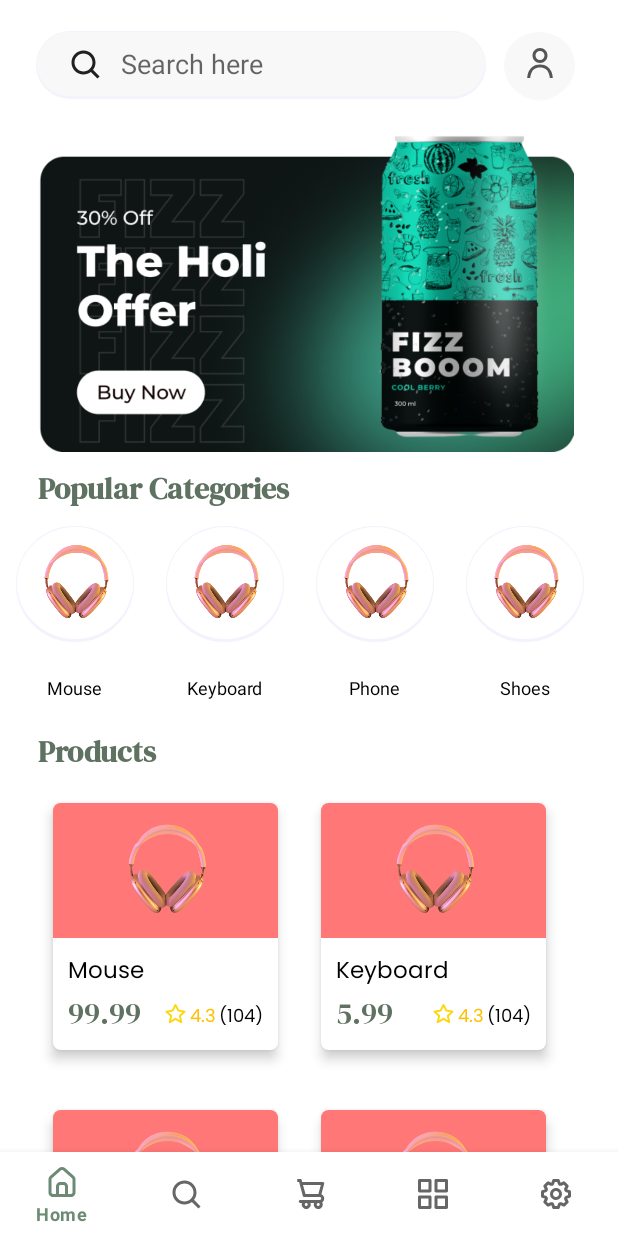
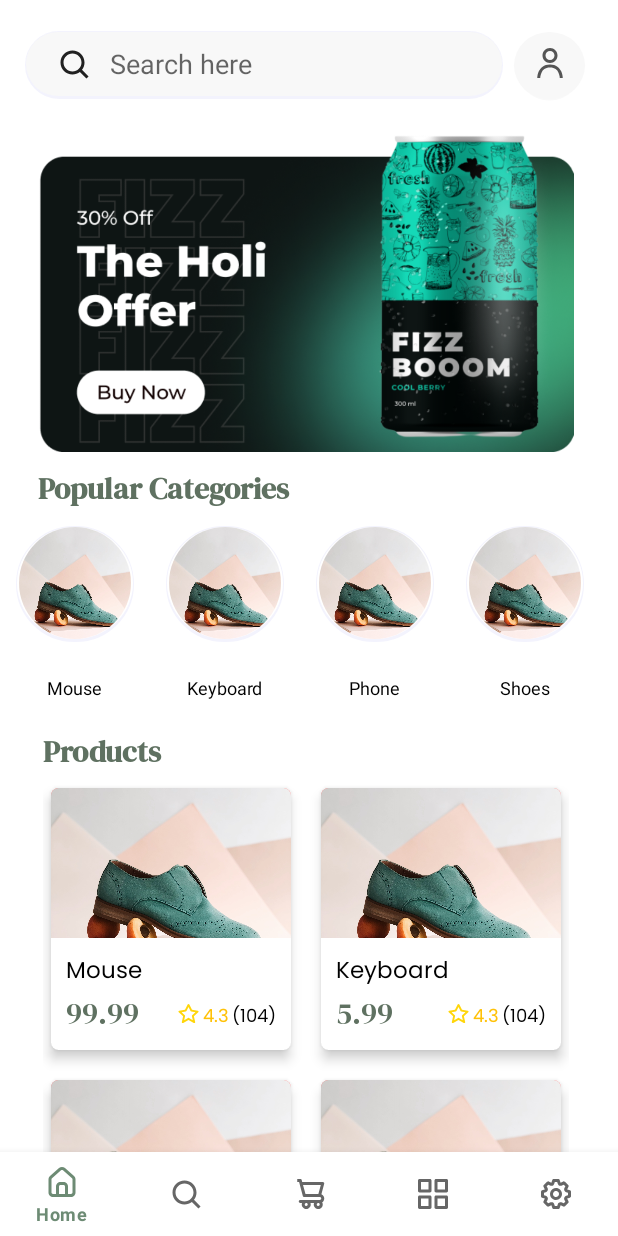
Before and after one commit to SaqibAMA/sail, an Android app: the screen it shows after launch (MainActivity), on a phone screen of 412 x 824 dp. Run offline under Robolectric (Android 15) with nearby library versions, the phone set to English and light mode, and no system bars; our stand-ins replace CircleImageView, navigation-ui.

Commit message:
Changed product and category pictures

```diff
--- a/sail-app/app/src/main/java/com/functrco/sail/screens/main/home/HomeFragment.kt
+++ b/sail-app/app/src/main/java/com/functrco/sail/screens/main/home/HomeFragment.kt
@@ -2,8 +2,10 @@ package com.functrco.sail.screens.main.home
 
 import android.annotation.SuppressLint
 import android.content.Intent
+
 import android.os.Bundle
 import android.util.Log
+import android.util.TypedValue
 import android.view.LayoutInflater
 import android.view.View
 import android.view.ViewGroup
@@ -17,9 +19,10 @@ import com.functrco.sail.R
 import com.functrco.sail.databinding.FragmentHomeBinding
 import com.functrco.sail.screens.main.home.categories.CategoriesAdaptor
 import com.functrco.sail.screens.main.home.categories.CategoriesViewModel
-import com.functrco.sail.screens.main.home.products.GridSpacingItemDecoration
+import com.functrco.sail.screens.main.home.products.GridSpaceItemDecoration
 import com.functrco.sail.screens.main.home.products.ProductsAdaptor
 import com.functrco.sail.screens.main.home.products.ProductsViewModel
+import com.functrco.sail.utils.DisplayUtil
 
 
 class HomeFragment : Fragment() {
@@ -74,14 +77,16 @@ class HomeFragment : Fragment() {
     }
 
 
+
     // bind categories to the recycler view
     private fun setProducts(){
         binding.productsRecyclerView.adapter = productsAdaptor
         binding.productsRecyclerView.layoutManager = GridLayoutManager(this.context, 2)
-        binding.productsRecyclerView.addItemDecoration(GridSpacingItemDecoration(this.requireContext(), R.dimen.grid_item_offset))
+        binding.productsRecyclerView.addItemDecoration(GridSpaceItemDecoration(2, 0F, DisplayUtil.dp2dx(10F, resources)))
 
         productsAdaptor.onItemClick = {
             val redirectToProductPage = Intent(activity, ProductPage::class.java)
+            // TODO: pass product information through intent
             startActivity(redirectToProductPage)
         }
     }
--- a/sail-app/app/src/main/java/com/functrco/sail/screens/main/home/categories/CategoriesAdaptor.kt
+++ b/sail-app/app/src/main/java/com/functrco/sail/screens/main/home/categories/CategoriesAdaptor.kt
@@ -18,7 +18,7 @@ class CategoriesAdaptor() : RecyclerView.Adapter<CategoriesAdaptor.ViewHolder>()
         RecyclerView.ViewHolder(binding.root) {
         fun bind(category: Category) {
             binding.categoryImage.setImageResource(
-                category.imageId ?: R.drawable.img_headphone_product
+                category.imageId ?: R.drawable.default_product_img
             )
             binding.categoryName.text = category.name
         }
--- /dev/null
+++ b/sail-app/app/src/main/java/com/functrco/sail/screens/main/home/products/GridSpaceItemDecoration.kt
@@ -0,0 +1,32 @@
+package com.functrco.sail.screens.main.home.products
+
+import android.graphics.Rect
+import android.view.View
+import androidx.recyclerview.widget.RecyclerView
+
+class GridSpaceItemDecoration(
+    private val spaceCount: Int,
+    private val rowSpace: Float,
+    private val columnSpacing: Float
+) : RecyclerView.ItemDecoration() {
+
+    override fun getItemOffsets(
+        outRect: Rect,
+        view: View,
+        parent: RecyclerView,
+        state: RecyclerView.State
+    ) {
+        val position = parent.getChildAdapterPosition(view) //  obtain view  stay adapter Position in .
+
+        val column = position % spaceCount // view  Column
+        outRect.left = (column * columnSpacing / spaceCount).toInt() // column * ( Column spacing  * (1f /  Number of columns ))
+
+        outRect.right =
+            (columnSpacing - (column + 1) * columnSpacing / spaceCount).toInt() //  Column spacing  - (column + 1) * ( Column spacing  * (1f / Number of columns ))
+
+        //  If position >  Row number , The description is not on the first line , The row height is not specified , The top spacing of other lines is  top=rowSpace
+        if (position >= spaceCount) {
+            outRect.top = rowSpace.toInt() // item top
+        }
+    }
+}
--- a/sail-app/app/src/main/java/com/functrco/sail/screens/main/home/products/GridSpacingItemDecoration.kt
+++ /dev/null
@@ -1,24 +0,0 @@
-package com.functrco.sail.screens.main.home.products
-
-import android.content.Context
-import android.graphics.Rect
-import android.view.View
-import androidx.annotation.DimenRes
-import androidx.recyclerview.widget.RecyclerView
-import androidx.recyclerview.widget.RecyclerView.ItemDecoration
-
-
-class GridSpacingItemDecoration(private val mItemOffset: Int) : ItemDecoration() {
-    constructor(context: Context, @DimenRes itemOffsetId: Int) : this(
-        context.resources.getDimensionPixelSize(itemOffsetId)
-    ) {
-    }
-
-    override fun getItemOffsets(
-        outRect: Rect, view: View, parent: RecyclerView,
-        state: RecyclerView.State
-    ) {
-        super.getItemOffsets(outRect, view, parent, state)
-        outRect[mItemOffset, mItemOffset, mItemOffset] = mItemOffset
-    }
-}
--- a/sail-app/app/src/main/java/com/functrco/sail/screens/main/home/products/ProductsAdaptor.kt
+++ b/sail-app/app/src/main/java/com/functrco/sail/screens/main/home/products/ProductsAdaptor.kt
@@ -14,7 +14,7 @@ class ProductsAdaptor(): RecyclerView.Adapter<ProductsAdaptor.ViewHolder>() {
     inner class ViewHolder(private val binding: ItemProductBinding) : RecyclerView.ViewHolder(binding.root){
         fun bind(product: Product){
             binding.productImage.setImageResource(
-                product.imageId ?: R.drawable.img_headphone_product
+                product.imageId ?: R.drawable.default_product_img
             )
             binding.productName.text = product.name
             binding.productPrice.text = product.price.toString()
--- /dev/null
+++ b/sail-app/app/src/main/java/com/functrco/sail/utils/DisplayUtil.kt
@@ -0,0 +1,16 @@
+package com.functrco.sail.utils
+
+import android.content.res.Resources
+import android.util.TypedValue
+
+object DisplayUtil {
+
+    // convert dp to dx
+    fun dp2dx(dp: Float, resources: Resources): Float {
+        return TypedValue.applyDimension(
+            TypedValue.COMPLEX_UNIT_DIP,
+            dp,
+            resources.displayMetrics
+        )
+    }
+}
--- a/sail-app/app/src/main/res/layout/fragment_home.xml
+++ b/sail-app/app/src/main/res/layout/fragment_home.xml
@@ -14,7 +14,7 @@
         <LinearLayout
             android:layout_width="match_parent"
             android:layout_height="wrap_content"
-            android:gravity="center_horizontal"
+            android:gravity="center"
             android:orientation="vertical"
             android:scrollbarStyle="outsideInset"
             android:scrollbars="vertical">
@@ -25,29 +25,33 @@
                 android:layout_height="wrap_content"
                 android:layout_marginTop="20dp"
                 android:layout_marginBottom="10dp"
-                android:orientation="horizontal">
+                android:orientation="horizontal"
+                >
 
                 <SearchView
                     android:id="@+id/searchProduct"
-                    android:layout_width="301dp"
+                    android:layout_width="wrap_content"
                     android:layout_height="wrap_content"
                     android:background="@drawable/outline_search"
                     android:iconifiedByDefault="false"
                     android:queryBackground="@android:color/transparent"
                     android:queryHint="Search here"
+                    android:layout_gravity="start"
                     android:searchIcon="@drawable/ic_search" />
 
                 <com.google.android.material.button.MaterialButton
                     style="@style/Widget.MaterialComponents.Button"
                     android:layout_width="50dp"
                     android:layout_height="50dp"
-                    android:layout_marginStart="10dp"
+                    android:layout_marginStart="5dp"
                     android:background="@drawable/background_circle"
                     android:contentDescription="@string/ic_profile_text"
                     app:backgroundTint="@color/extra_light_gray"
                     app:icon="@drawable/ic_profile"
                     app:iconGravity="textTop"
-                    app:iconTint="@color/gray" />
+                    app:iconTint="@color/gray"
+                    android:layout_gravity="end"
+                    />
             </LinearLayout>
 
             <ImageView
@@ -93,10 +97,11 @@
 
             <!--   Products     -->
             <LinearLayout
-                android:layout_width="match_parent"
+                android:layout_width="wrap_content"
                 android:layout_height="wrap_content"
-                android:layout_marginHorizontal="25dp"
+                android:layout_gravity="center"
                 android:layout_marginTop="10dp"
+                android:layout_marginHorizontal="10dp"
                 android:orientation="vertical">
 
                 <TextView
@@ -114,7 +119,9 @@
                     android:layout_height="wrap_content"
                     android:nestedScrollingEnabled="false"
                     android:scrollbars="none"
-                    tools:listitem="@layout/item_product" />
+                    tools:listitem="@layout/item_product"
+                    android:orientation="horizontal"
+                    />
             </LinearLayout>
 
         </LinearLayout>
--- a/sail-app/app/src/main/res/layout/fragment_orders.xml
+++ b/sail-app/app/src/main/res/layout/fragment_orders.xml
@@ -5,10 +5,5 @@
     android:layout_height="match_parent"
     tools:context=".screens.main.orders.OrdersFragment">
 
-    <!-- TODO: Update blank fragment layout -->
-    <TextView
-        android:layout_width="match_parent"
-        android:layout_height="match_parent"
-        android:text="Orders" />
 
 </FrameLayout>
--- a/sail-app/app/src/main/res/layout/item_category.xml
+++ b/sail-app/app/src/main/res/layout/item_category.xml
@@ -10,9 +10,10 @@
         android:id="@+id/categoryImage"
         android:layout_width="80dp"
         android:layout_height="80dp"
-        android:src="@drawable/img_headphone_product"
+        android:src="@drawable/default_product_img"
         app:civ_circle_background_color="@color/extra_light_gray"
         android:background="@drawable/background_circle"
+        android:scaleType="centerCrop"
         />
 
     <TextView
--- a/sail-app/app/src/main/res/layout/item_product.xml
+++ b/sail-app/app/src/main/res/layout/item_product.xml
@@ -2,70 +2,71 @@
 <androidx.cardview.widget.CardView xmlns:android="http://schemas.android.com/apk/res/android"
     xmlns:app="http://schemas.android.com/apk/res-auto"
     xmlns:tools="http://schemas.android.com/tools"
+    android:id="@+id/productCard"
     android:layout_width="wrap_content"
     android:layout_height="wrap_content"
+    android:layout_marginHorizontal="5dp"
     android:layout_marginVertical="10dp"
     app:cardCornerRadius="5dp"
-    app:cardElevation="5dp"
-    android:id="@+id/productCard"
-    >
+    app:cardElevation="5dp">
+
     <LinearLayout
         android:layout_width="match_parent"
         android:layout_height="match_parent"
-        android:orientation="vertical"
-        >
+        android:orientation="vertical">
+
         <ImageView
             android:id="@+id/productImage"
-            android:layout_width="150dp"
-            android:layout_height="90dp"
+            android:layout_width="160dp"
+            android:layout_height="100dp"
+            android:adjustViewBounds="true"
             android:background="@color/product_background_color"
             android:contentDescription="@string/product_image_desc_text"
-            app:srcCompat="@drawable/img_headphone_product" />
+            android:scaleType="centerCrop"
+            app:srcCompat="@drawable/default_product_img"
+            />
 
         <LinearLayout
             android:layout_width="match_parent"
             android:layout_height="match_parent"
             android:orientation="vertical"
-            android:padding="10dp"
-            >
+            android:padding="10dp">
 
             <TextView
                 android:id="@+id/productName"
                 android:layout_width="match_parent"
                 android:layout_height="wrap_content"
                 android:fontFamily="@font/poppins"
+                android:lines="1"
+                android:text="@string/default_product_title"
                 android:textColor="@color/black"
-                android:textSize="@dimen/h5"
-                android:lines="1"
-                android:text="@string/default_product_title" />
+                android:textSize="@dimen/h5" />
 
 
             <LinearLayout
                 android:layout_width="match_parent"
                 android:layout_height="wrap_content"
-                android:orientation="horizontal"
                 android:gravity="center"
-                >
+                android:orientation="horizontal">
 
                 <TextView
                     android:id="@+id/productPrice"
                     android:layout_width="0dp"
                     android:layout_height="wrap_content"
+                    android:layout_gravity="start"
                     android:layout_weight="3"
                     android:fontFamily="@font/dm_serif_display"
+                    android:text="@string/default_product_price"
                     android:textColor="@color/axolotl_200"
-                    android:textSize="@dimen/h4"
-                    android:layout_gravity="start"
-                    android:text="@string/default_product_price" />
+                    android:textSize="@dimen/h4" />
 
                 <LinearLayout
                     android:id="@+id/product_page_rating_container"
                     android:layout_width="wrap_content"
                     android:layout_height="wrap_content"
-                    android:orientation="horizontal"
                     android:layout_gravity="center"
                     android:gravity="center"
-                    >
+                    android:orientation="horizontal">
 
                     <ImageView
                         android:layout_width="15dp"
@@ -76,8 +77,8 @@
 
                     <LinearLayout
                         android:layout_width="match_parent"
-                        android:layout_height="match_parent"
-                        >
+                        android:layout_height="match_parent">
+
                         <TextView
                             android:layout_width="wrap_content"
                             android:layout_height="wrap_content"
@@ -87,6 +88,7 @@
                             android:textColor="@color/yellow"
                             android:textSize="@dimen/caption"
                             tools:ignore="RtlSymmetry" />
+
                         <TextView
                             android:layout_width="wrap_content"
                             android:layout_height="wrap_content"
--- a/sail-app/app/src/main/res/values/dimens.xml
+++ b/sail-app/app/src/main/res/values/dimens.xml
@@ -17,6 +17,6 @@
     <dimen name="p">14sp</dimen>
     <dimen name="caption">12sp</dimen>
 
-    <dimen name="grid_item_offset">10dp</dimen>
+    <dimen name="grid_item_offset">15dp</dimen>
 
 </resources>
```
